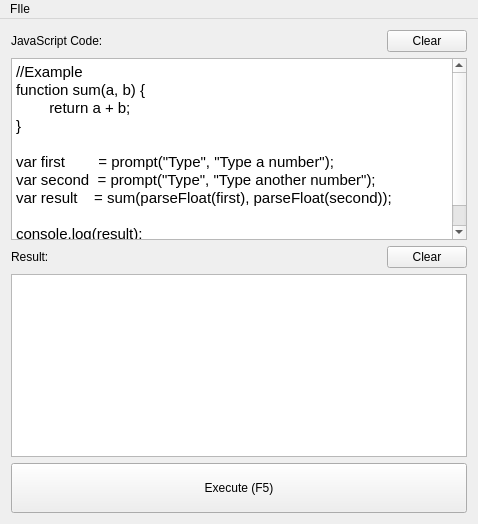
Old version of the form JavaScriptInterpreter/mainwindow.ui in the repository HerikLyma/JavaScriptInterpreter.
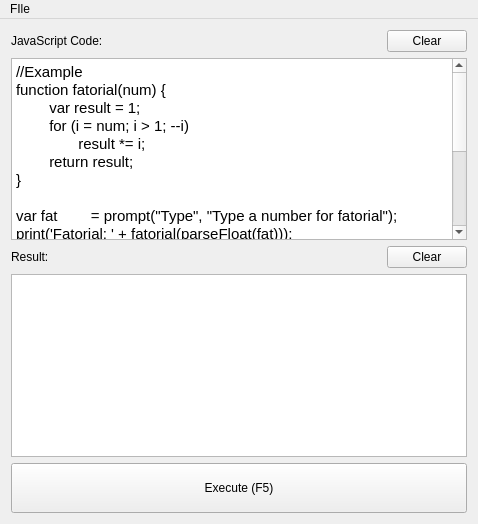
New version of the form. Custom widgets are drawn as their Qt base class.

Commit message: Highlighter new key words MainWindow font adjusts, new key words for autocomplete, new examples and print function.

What changed in the file:
```diff
--- a/JavaScriptInterpreter/mainwindow.ui
+++ b/JavaScriptInterpreter/mainwindow.ui
@@ -56,16 +56,24 @@
 p, li { white-space: pre-wrap; }
 &lt;/style&gt;&lt;/head&gt;&lt;body style=&quot; font-family:'Ubuntu'; font-size:11pt; font-weight:400; font-style:normal;&quot;&gt;
 &lt;p style=&quot; margin-top:0px; margin-bottom:0px; margin-left:0px; margin-right:0px; -qt-block-indent:0; text-indent:0px;&quot;&gt;//Example&lt;/p&gt;
-&lt;p style=&quot; margin-top:0px; margin-bottom:0px; margin-left:0px; margin-right:0px; -qt-block-indent:0; text-indent:0px;&quot;&gt;function sum(a, b) {&lt;/p&gt;
-&lt;p style=&quot; margin-top:0px; margin-bottom:0px; margin-left:0px; margin-right:0px; -qt-block-indent:0; text-indent:0px; -qt-user-state:0;&quot;&gt;        return a + b;&lt;/p&gt;
-&lt;p style=&quot; margin-top:0px; margin-bottom:0px; margin-left:0px; margin-right:0px; -qt-block-indent:0; text-indent:0px; -qt-user-state:0;&quot;&gt;}&lt;/p&gt;
+&lt;p style=&quot; margin-top:0px; margin-bottom:0px; margin-left:0px; margin-right:0px; -qt-block-indent:0; text-indent:0px;&quot;&gt;function fatorial(num) {&lt;/p&gt;
+&lt;p style=&quot; margin-top:0px; margin-bottom:0px; margin-left:0px; margin-right:0px; -qt-block-indent:0; text-indent:0px;&quot;&gt;        var result = 1;&lt;/p&gt;
+&lt;p style=&quot; margin-top:0px; margin-bottom:0px; margin-left:0px; margin-right:0px; -qt-block-indent:0; text-indent:0px;&quot;&gt;        for (i = num; i &amp;gt; 1; --i)&lt;/p&gt;
+&lt;p style=&quot; margin-top:0px; margin-bottom:0px; margin-left:0px; margin-right:0px; -qt-block-indent:0; text-indent:0px;&quot;&gt;               result *= i;&lt;/p&gt;
+&lt;p style=&quot; margin-top:0px; margin-bottom:0px; margin-left:0px; margin-right:0px; -qt-block-indent:0; text-indent:0px;&quot;&gt;        return result;&lt;/p&gt;
+&lt;p style=&quot; margin-top:0px; margin-bottom:0px; margin-left:0px; margin-right:0px; -qt-block-indent:0; text-indent:0px;&quot;&gt;}&lt;/p&gt;
 &lt;p style=&quot;-qt-paragraph-type:empty; margin-top:0px; margin-bottom:0px; margin-left:0px; margin-right:0px; -qt-block-indent:0; text-indent:0px;&quot;&gt;&lt;br /&gt;&lt;/p&gt;
-&lt;p style=&quot; margin-top:0px; margin-bottom:0px; margin-left:0px; margin-right:0px; -qt-block-indent:0; text-indent:0px; -qt-user-state:0;&quot;&gt;var first        = prompt(&amp;quot;Type&amp;quot;, &amp;quot;Type a number&amp;quot;);&lt;/p&gt;
-&lt;p style=&quot; margin-top:0px; margin-bottom:0px; margin-left:0px; margin-right:0px; -qt-block-indent:0; text-indent:0px; -qt-user-state:0;&quot;&gt;var second  = prompt(&amp;quot;Type&amp;quot;, &amp;quot;Type another number&amp;quot;);&lt;/p&gt;
-&lt;p style=&quot; margin-top:0px; margin-bottom:0px; margin-left:0px; margin-right:0px; -qt-block-indent:0; text-indent:0px; -qt-user-state:0;&quot;&gt;var result    = sum(parseFloat(first), parseFloat(second));&lt;/p&gt;
+&lt;p style=&quot; margin-top:0px; margin-bottom:0px; margin-left:0px; margin-right:0px; -qt-block-indent:0; text-indent:0px;&quot;&gt;var fat        = prompt(&amp;quot;Type&amp;quot;, &amp;quot;Type a number for fatorial&amp;quot;);&lt;/p&gt;
+&lt;p style=&quot; margin-top:0px; margin-bottom:0px; margin-left:0px; margin-right:0px; -qt-block-indent:0; text-indent:0px;&quot;&gt;print('Fatorial: ' + fatorial(parseFloat(fat)));&lt;/p&gt;
+&lt;p style=&quot; margin-top:0px; margin-bottom:0px; margin-left:0px; margin-right:0px; -qt-block-indent:0; text-indent:0px;&quot;&gt;alert('Fatorial: ' + fatorial(parseFloat(fat)));&lt;/p&gt;
 &lt;p style=&quot;-qt-paragraph-type:empty; margin-top:0px; margin-bottom:0px; margin-left:0px; margin-right:0px; -qt-block-indent:0; text-indent:0px;&quot;&gt;&lt;br /&gt;&lt;/p&gt;
-&lt;p style=&quot; margin-top:0px; margin-bottom:0px; margin-left:0px; margin-right:0px; -qt-block-indent:0; text-indent:0px; -qt-user-state:0;&quot;&gt;console.log(result);&lt;/p&gt;
-&lt;p style=&quot; margin-top:0px; margin-bottom:0px; margin-left:0px; margin-right:0px; -qt-block-indent:0; text-indent:0px;&quot;&gt;alert(result);&lt;/p&gt;&lt;/body&gt;&lt;/html&gt;</string>
+&lt;p style=&quot; margin-top:0px; margin-bottom:0px; margin-left:0px; margin-right:0px; -qt-block-indent:0; text-indent:0px; -qt-user-state:0;&quot;&gt;var first        = prompt(&amp;quot;Type&amp;quot;, &amp;quot;Type a number for sum&amp;quot;);&lt;/p&gt;
+&lt;p style=&quot; margin-top:0px; margin-bottom:0px; margin-left:0px; margin-right:0px; -qt-block-indent:0; text-indent:0px; -qt-user-state:0;&quot;&gt;var second  = prompt(&amp;quot;Type&amp;quot;, &amp;quot;Type another number for sum&amp;quot;);&lt;/p&gt;
+&lt;p style=&quot; margin-top:0px; margin-bottom:0px; margin-left:0px; margin-right:0px; -qt-block-indent:0; text-indent:0px; -qt-user-state:0;&quot;&gt;var result    = parseFloat(first) + parseFloat(second);&lt;/p&gt;
+&lt;p style=&quot;-qt-paragraph-type:empty; margin-top:0px; margin-bottom:0px; margin-left:0px; margin-right:0px; -qt-block-indent:0; text-indent:0px;&quot;&gt;&lt;br /&gt;&lt;/p&gt;
+&lt;p style=&quot; margin-top:0px; margin-bottom:0px; margin-left:0px; margin-right:0px; -qt-block-indent:0; text-indent:0px; -qt-user-state:0;&quot;&gt;console.log('Sum: ' + result);&lt;/p&gt;
+&lt;p style=&quot; margin-top:0px; margin-bottom:0px; margin-left:0px; margin-right:0px; -qt-block-indent:0; text-indent:0px;&quot;&gt;alert('Sum: ' + result);&lt;/p&gt;
+&lt;p style=&quot;-qt-paragraph-type:empty; margin-top:0px; margin-bottom:0px; margin-left:0px; margin-right:0px; -qt-block-indent:0; text-indent:0px;&quot;&gt;&lt;br /&gt;&lt;/p&gt;&lt;/body&gt;&lt;/html&gt;</string>
         </property>
        </widget>
       </item>
```
The commit also changes 3 other files.
